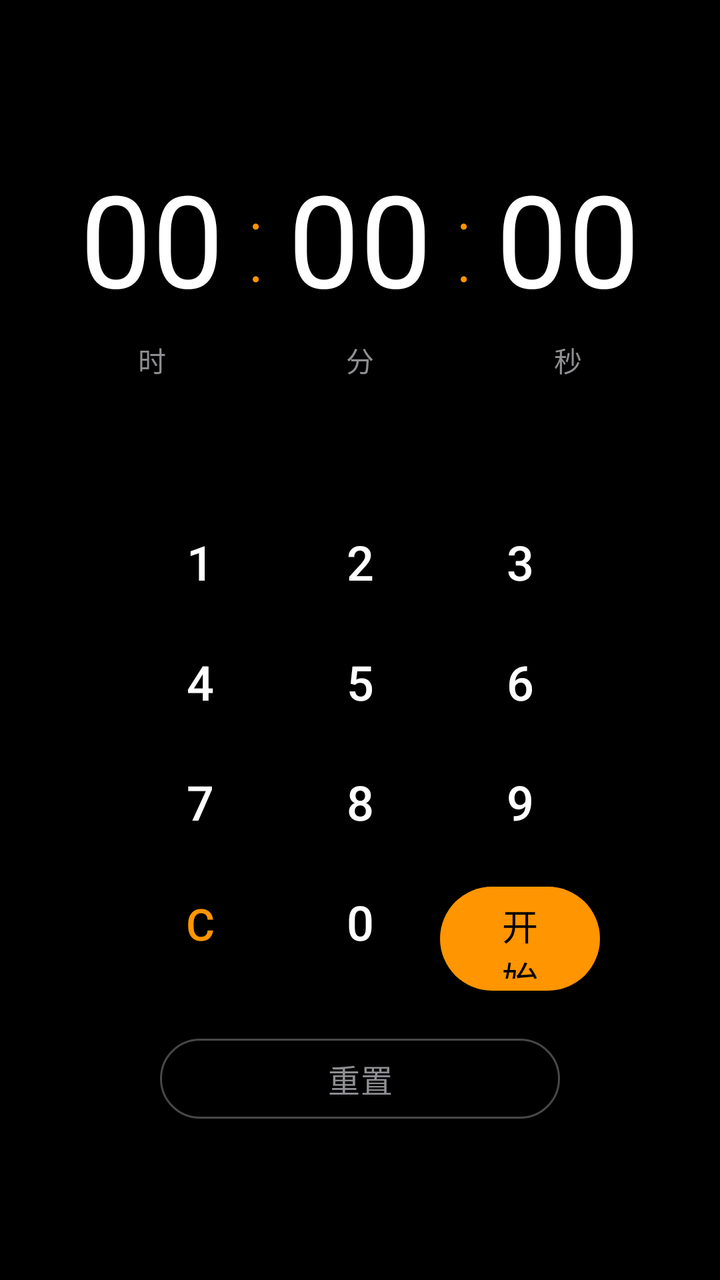
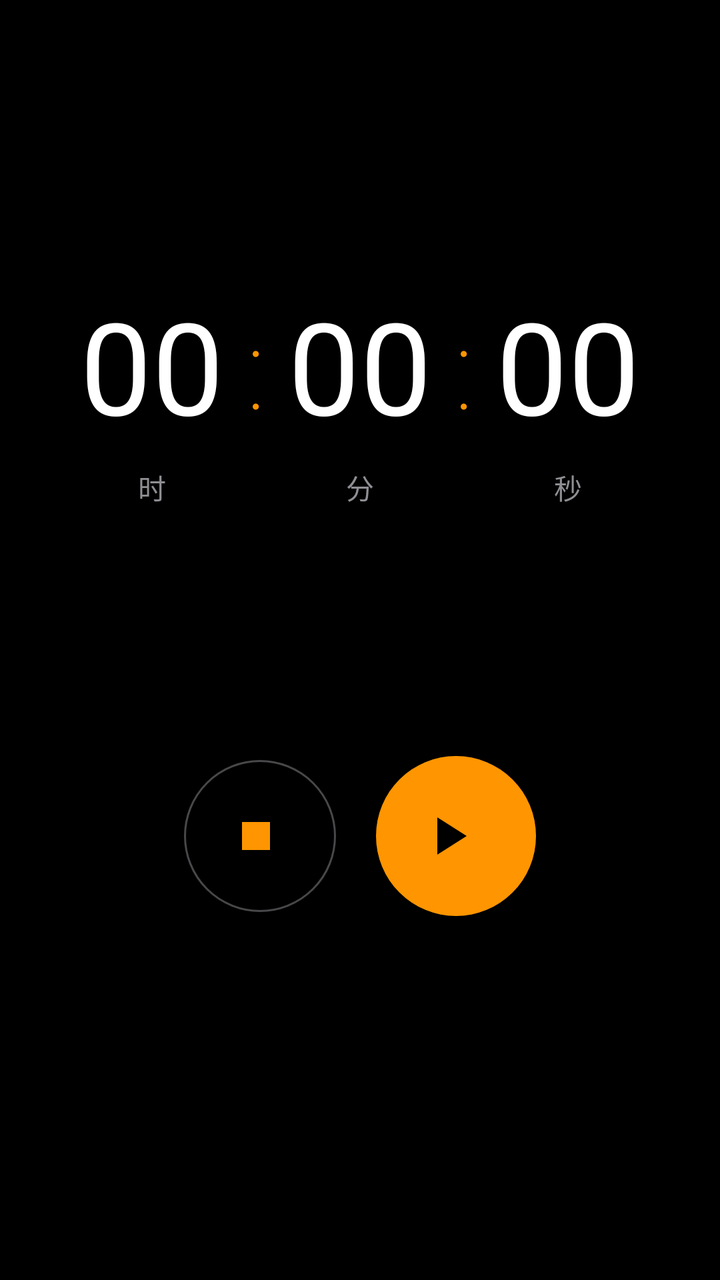

The first picture is an Android layout as it rendered before a commit; the second is the same layout after the commit. The layout source and the unified diff follow.
<!-- AndroidManifest.xml: application theme Theme.SleepAlarm -->
<!-- res/layout/fragment_timer.xml -->
<?xml version="1.0" encoding="utf-8"?>
<LinearLayout xmlns:android="http://schemas.android.com/apk/res/android"
    xmlns:app="http://schemas.android.com/apk/res-auto"
    android:layout_width="match_parent"
    android:layout_height="match_parent"
    android:orientation="vertical"
    android:background="@color/background"
    android:gravity="center_horizontal"
    android:padding="16dp">

    <View android:layout_width="match_parent" android:layout_height="0dp" android:layout_weight="0.08" />

    
    <TextView
        android:id="@+id/tv_timer_display"
        android:layout_width="wrap_content"
        android:layout_height="wrap_content"
        android:text="00:00:00"
        android:textSize="48sp"
        android:textColor="@color/primary"
        android:fontFamily="sans-serif-thin"
        android:textStyle="bold"
        android:visibility="gone" />

    
    <LinearLayout
        android:layout_width="wrap_content"
        android:layout_height="wrap_content"
        android:orientation="horizontal"
        android:gravity="center">

        <TextView
            android:id="@+id/tv_hours"
            android:layout_width="80dp"
            android:layout_height="wrap_content"
            android:text="00"
            android:textSize="64sp"
            android:textColor="@color/text_primary"
            android:fontFamily="sans-serif-thin"
            android:textStyle="bold"
            android:gravity="center" />

        <TextView
            android:layout_width="24dp"
            android:layout_height="wrap_content"
            android:text=":"
            android:textSize="56sp"
            android:textColor="@color/primary"
            android:fontFamily="sans-serif-thin"
            android:gravity="center" />

        <TextView
            android:id="@+id/tv_minutes"
            android:layout_width="80dp"
            android:layout_height="wrap_content"
            android:text="00"
            android:textSize="64sp"
            android:textColor="@color/text_primary"
            android:fontFamily="sans-serif-thin"
            android:textStyle="bold"
            android:gravity="center" />

        <TextView
            android:layout_width="24dp"
            android:layout_height="wrap_content"
            android:text=":"
            android:textSize="56sp"
            android:textColor="@color/primary"
            android:fontFamily="sans-serif-thin"
            android:gravity="center" />

        <TextView
            android:id="@+id/tv_seconds"
            android:layout_width="80dp"
            android:layout_height="wrap_content"
            android:text="00"
            android:textSize="64sp"
            android:textColor="@color/text_primary"
            android:fontFamily="sans-serif-thin"
            android:textStyle="bold"
            android:gravity="center" />
    </LinearLayout>

    
    <LinearLayout
        android:layout_width="wrap_content"
        android:layout_height="wrap_content"
        android:orientation="horizontal"
        android:layout_marginTop="8dp">

        <TextView android:layout_width="80dp" android:layout_height="wrap_content"
            android:text="时" android:textSize="14sp" android:textColor="@color/text_secondary"
            android:gravity="center" />
        <View android:layout_width="24dp" android:layout_height="1dp" />
        <TextView android:layout_width="80dp" android:layout_height="wrap_content"
            android:text="分" android:textSize="14sp" android:textColor="@color/text_secondary"
            android:gravity="center" />
        <View android:layout_width="24dp" android:layout_height="1dp" />
        <TextView android:layout_width="80dp" android:layout_height="wrap_content"
            android:text="秒" android:textSize="14sp" android:textColor="@color/text_secondary"
            android:gravity="center" />
    </LinearLayout>

    <View android:layout_width="match_parent" android:layout_height="0dp" android:layout_weight="0.08" />

    
    <GridLayout
        android:layout_width="wrap_content"
        android:layout_height="wrap_content"
        android:columnCount="3"
        android:rowCount="4">

        <com.google.android.material.button.MaterialButton
            android:id="@+id/btn_num_1"
            style="@style/Widget.Material3.Button.TextButton"
            android:layout_width="80dp" android:layout_height="60dp"
            android:text="1" android:textSize="24sp" android:textColor="@color/text_primary" />

        <com.google.android.material.button.MaterialButton
            android:id="@+id/btn_num_2"
            style="@style/Widget.Material3.Button.TextButton"
            android:layout_width="80dp" android:layout_height="60dp"
            android:text="2" android:textSize="24sp" android:textColor="@color/text_primary" />

        <com.google.android.material.button.MaterialButton
            android:id="@+id/btn_num_3"
            style="@style/Widget.Material3.Button.TextButton"
            android:layout_width="80dp" android:layout_height="60dp"
            android:text="3" android:textSize="24sp" android:textColor="@color/text_primary" />

        <com.google.android.material.button.MaterialButton
            android:id="@+id/btn_num_4"
            style="@style/Widget.Material3.Button.TextButton"
            android:layout_width="80dp" android:layout_height="60dp"
            android:text="4" android:textSize="24sp" android:textColor="@color/text_primary" />

        <com.google.android.material.button.MaterialButton
            android:id="@+id/btn_num_5"
            style="@style/Widget.Material3.Button.TextButton"
            android:layout_width="80dp" android:layout_height="60dp"
            android:text="5" android:textSize="24sp" android:textColor="@color/text_primary" />

        <com.google.android.material.button.MaterialButton
            android:id="@+id/btn_num_6"
            style="@style/Widget.Material3.Button.TextButton"
            android:layout_width="80dp" android:layout_height="60dp"
            android:text="6" android:textSize="24sp" android:textColor="@color/text_primary" />

        <com.google.android.material.button.MaterialButton
            android:id="@+id/btn_num_7"
            style="@style/Widget.Material3.Button.TextButton"
            android:layout_width="80dp" android:layout_height="60dp"
            android:text="7" android:textSize="24sp" android:textColor="@color/text_primary" />

        <com.google.android.material.button.MaterialButton
            android:id="@+id/btn_num_8"
            style="@style/Widget.Material3.Button.TextButton"
            android:layout_width="80dp" android:layout_height="60dp"
            android:text="8" android:textSize="24sp" android:textColor="@color/text_primary" />

        <com.google.android.material.button.MaterialButton
            android:id="@+id/btn_num_9"
            style="@style/Widget.Material3.Button.TextButton"
            android:layout_width="80dp" android:layout_height="60dp"
            android:text="9" android:textSize="24sp" android:textColor="@color/text_primary" />

        <com.google.android.material.button.MaterialButton
            android:id="@+id/btn_timer_clear"
            style="@style/Widget.Material3.Button.TextButton"
            android:layout_width="80dp" android:layout_height="60dp"
            android:text="C" android:textSize="22sp" android:textColor="@color/wake_color" />

        <com.google.android.material.button.MaterialButton
            android:id="@+id/btn_num_0"
            style="@style/Widget.Material3.Button.TextButton"
            android:layout_width="80dp" android:layout_height="60dp"
            android:text="0" android:textSize="24sp" android:textColor="@color/text_primary" />

        <com.google.android.material.button.MaterialButton
            android:id="@+id/btn_timer_start"
            android:layout_width="80dp" android:layout_height="60dp"
            android:text="开始" android:textSize="18sp"
            app:cornerRadius="30dp"
            app:backgroundTint="@color/primary"
            style="@style/Widget.Material3.Button" />
    </GridLayout>

    <com.google.android.material.button.MaterialButton
        android:id="@+id/btn_timer_reset"
        style="@style/Widget.Material3.Button.OutlinedButton"
        android:layout_width="200dp"
        android:layout_height="48dp"
        android:text="重置"
        android:textSize="16sp"
        android:textColor="@color/text_secondary"
        app:strokeColor="@color/gray_light"
        android:layout_marginTop="16dp" />

    <View android:layout_width="match_parent" android:layout_height="0dp" android:layout_weight="0.08" />
</LinearLayout>
<!-- resources referenced by this layout -->
<resources>
  <color name="background">#000000</color>
  <color name="gray_light">#48484A</color>
  <color name="primary">#FF9500</color>
  <color name="text_primary">#FFFFFF</color>
  <color name="text_secondary">#8E8E93</color>
  <color name="wake_color">#FF9500</color>
  <style name="Theme.SleepAlarm" parent="Theme.Material3.Dark.NoActionBar">
          <item name="colorPrimary">@color/primary</item>
          <item name="colorOnPrimary">@color/on_primary</item>
          <item name="colorPrimaryContainer">@color/surface_light</item>
          <item name="colorOnPrimaryContainer">@color/primary</item>
          <item name="colorSecondary">@color/secondary</item>
          <item name="android:colorBackground">@color/background</item>
          <item name="colorOnBackground">@color/on_background</item>
          <item name="colorSurface">@color/surface</item>
          <item name="colorOnSurface">@color/on_surface</item>
          <item name="android:statusBarColor">@color/background</item>
          <item name="android:navigationBarColor">@color/background</item>
          <item name="android:windowLightStatusBar">false</item>
      </style>
  <color name="on_primary">#000000</color>
  <color name="surface_light">#2C2C2E</color>
  <color name="secondary">#FF9500</color>
  <color name="on_background">#FFFFFF</color>
  <color name="surface">#1C1C1E</color>
  <color name="on_surface">#FFFFFF</color>
</resources>

<!-- the commit's change to res/layout/fragment_timer.xml (unified diff, before → after) -->
@@ -8,7 +8,7 @@
     android:gravity="center_horizontal"
     android:padding="16dp">
 
-    <View android:layout_width="match_parent" android:layout_height="0dp" android:layout_weight="0.08" />
+    <View android:layout_width="match_parent" android:layout_height="0dp" android:layout_weight="0.06" />
 
     
     <TextView
@@ -38,7 +38,10 @@
             android:textColor="@color/text_primary"
             android:fontFamily="sans-serif-thin"
             android:textStyle="bold"
-            android:gravity="center" />
+            android:gravity="center"
+            android:clickable="true"
+            android:focusable="true"
+            android:background="?attr/selectableItemBackground" />
 
         <TextView
             android:layout_width="24dp"
@@ -58,7 +61,10 @@
             android:textColor="@color/text_primary"
             android:fontFamily="sans-serif-thin"
             android:textStyle="bold"
-            android:gravity="center" />
+            android:gravity="center"
+            android:clickable="true"
+            android:focusable="true"
+            android:background="?attr/selectableItemBackground" />
 
         <TextView
             android:layout_width="24dp"
@@ -78,7 +84,10 @@
             android:textColor="@color/text_primary"
             android:fontFamily="sans-serif-thin"
             android:textStyle="bold"
-            android:gravity="center" />
+            android:gravity="center"
+            android:clickable="true"
+            android:focusable="true"
+            android:background="?attr/selectableItemBackground" />
     </LinearLayout>
 
     
@@ -101,100 +110,50 @@
             android:gravity="center" />
     </LinearLayout>
 
-    <View android:layout_width="match_parent" android:layout_height="0dp" android:layout_weight="0.08" />
+    <View android:layout_width="match_parent" android:layout_height="0dp" android:layout_weight="0.06" />
 
     
-    <GridLayout
+    <LinearLayout
         android:layout_width="wrap_content"
         android:layout_height="wrap_content"
-        android:columnCount="3"
-        android:rowCount="4">
+        android:orientation="horizontal"
+        android:gravity="center">
 
+        
         <com.google.android.material.button.MaterialButton
-            android:id="@+id/btn_num_1"
-            style="@style/Widget.Material3.Button.TextButton"
-            android:layout_width="80dp" android:layout_height="60dp"
-            android:text="1" android:textSize="24sp" android:textColor="@color/text_primary" />
+            android:id="@+id/btn_timer_stop"
+            style="@style/Widget.Material3.Button.OutlinedButton"
+            android:layout_width="76dp"
+            android:layout_height="76dp"
+            android:insetLeft="0dp"
+            android:insetTop="0dp"
+            android:insetRight="0dp"
+            android:insetBottom="0dp"
+            android:padding="0dp"
+            app:icon="@drawable/ic_stop_square"
+            app:iconSize="28dp"
+            app:iconGravity="textStart"
+            app:cornerRadius="38dp"
+            app:strokeColor="@color/gray_light"
+            android:layout_marginEnd="20dp" />
 
-        <com.google.android.material.button.MaterialButton
-            android:id="@+id/btn_num_2"
-            style="@style/Widget.Material3.Button.TextButton"
-            android:layout_width="80dp" android:layout_height="60dp"
-            android:text="2" android:textSize="24sp" android:textColor="@color/text_primary" />
-
-        <com.google.android.material.button.MaterialButton
-            android:id="@+id/btn_num_3"
-            style="@style/Widget.Material3.Button.TextButton"
-            android:layout_width="80dp" android:layout_height="60dp"
-            android:text="3" android:textSize="24sp" android:textColor="@color/text_primary" />
-
-        <com.google.android.material.button.MaterialButton
-            android:id="@+id/btn_num_4"
-            style="@style/Widget.Material3.Button.TextButton"
-            android:layout_width="80dp" android:layout_height="60dp"
-            android:text="4" android:textSize="24sp" android:textColor="@color/text_primary" />
-
-        <com.google.android.material.button.MaterialButton
-            android:id="@+id/btn_num_5"
-            style="@style/Widget.Material3.Button.TextButton"
-            android:layout_width="80dp" android:layout_height="60dp"
-            android:text="5" android:textSize="24sp" android:textColor="@color/text_primary" />
-
-        <com.google.android.material.button.MaterialButton
-            android:id="@+id/btn_num_6"
-            style="@style/Widget.Material3.Button.TextButton"
-            android:layout_width="80dp" android:layout_height="60dp"
-            android:text="6" android:textSize="24sp" android:textColor="@color/text_primary" />
-
-        <com.google.android.material.button.MaterialButton
-            android:id="@+id/btn_num_7"
-            style="@style/Widget.Material3.Button.TextButton"
-            android:layout_width="80dp" android:layout_height="60dp"
-            android:text="7" android:textSize="24sp" android:textColor="@color/text_primary" />
-
-        <com.google.android.material.button.MaterialButton
-            android:id="@+id/btn_num_8"
-            style="@style/Widget.Material3.Button.TextButton"
-            android:layout_width="80dp" android:layout_height="60dp"
-            android:text="8" android:textSize="24sp" android:textColor="@color/text_primary" />
-
-        <com.google.android.material.button.MaterialButton
-            android:id="@+id/btn_num_9"
-            style="@style/Widget.Material3.Button.TextButton"
-            android:layout_width="80dp" android:layout_height="60dp"
-            android:text="9" android:textSize="24sp" android:textColor="@color/text_primary" />
-
-        <com.google.android.material.button.MaterialButton
-            android:id="@+id/btn_timer_clear"
-            style="@style/Widget.Material3.Button.TextButton"
-            android:layout_width="80dp" android:layout_height="60dp"
-            android:text="C" android:textSize="22sp" android:textColor="@color/wake_color" />
-
-        <com.google.android.material.button.MaterialButton
-            android:id="@+id/btn_num_0"
-            style="@style/Widget.Material3.Button.TextButton"
-            android:layout_width="80dp" android:layout_height="60dp"
-            android:text="0" android:textSize="24sp" android:textColor="@color/text_primary" />
-
+        
         <com.google.android.material.button.MaterialButton
             android:id="@+id/btn_timer_start"
-            android:layout_width="80dp" android:layout_height="60dp"
-            android:text="开始" android:textSize="18sp"
-            app:cornerRadius="30dp"
+            android:layout_width="80dp"
+            android:layout_height="80dp"
+            android:insetLeft="0dp"
+            android:insetTop="0dp"
+            android:insetRight="0dp"
+            android:insetBottom="0dp"
+            android:padding="0dp"
+            app:icon="@drawable/ic_play_triangle"
+            app:iconSize="32dp"
+            app:iconGravity="textStart"
+            app:cornerRadius="40dp"
             app:backgroundTint="@color/primary"
             style="@style/Widget.Material3.Button" />
-    </GridLayout>
-
-    <com.google.android.material.button.MaterialButton
-        android:id="@+id/btn_timer_reset"
-        style="@style/Widget.Material3.Button.OutlinedButton"
-        android:layout_width="200dp"
-        android:layout_height="48dp"
-        android:text="重置"
-        android:textSize="16sp"
-        android:textColor="@color/text_secondary"
-        app:strokeColor="@color/gray_light"
-        android:layout_marginTop="16dp" />
+    </LinearLayout>
 
     <View android:layout_width="match_parent" android:layout_height="0dp" android:layout_weight="0.08" />
 </LinearLayout>
<!-- resource entries referenced after the edit -->
@@ -5,7 +5,26 @@
   <color name="primary">#FF9500</color>
   <color name="text_primary">#FFFFFF</color>
   <color name="text_secondary">#8E8E93</color>
-  <color name="wake_color">#FF9500</color>
+  <!-- drawable ic_play_triangle (drawable) -->
+  <vector xmlns:android="http://schemas.android.com/apk/res/android"
+      android:width="24dp"
+      android:height="24dp"
+      android:viewportWidth="24"
+      android:viewportHeight="24">
+      <path
+          android:fillColor="#FFFFFF"
+          android:pathData="M8,5v14l11,-7z" />
+  </vector>
+  <!-- drawable ic_stop_square (drawable) -->
+  <vector xmlns:android="http://schemas.android.com/apk/res/android"
+      android:width="24dp"
+      android:height="24dp"
+      android:viewportWidth="24"
+      android:viewportHeight="24">
+      <path
+          android:fillColor="#FF3B30"
+          android:pathData="M6,6h12v12H6z" />
+  </vector>
   <style name="Theme.SleepAlarm" parent="Theme.Material3.Dark.NoActionBar">
           <item name="colorPrimary">@color/primary</item>
           <item name="colorOnPrimary">@color/on_primary</item>
